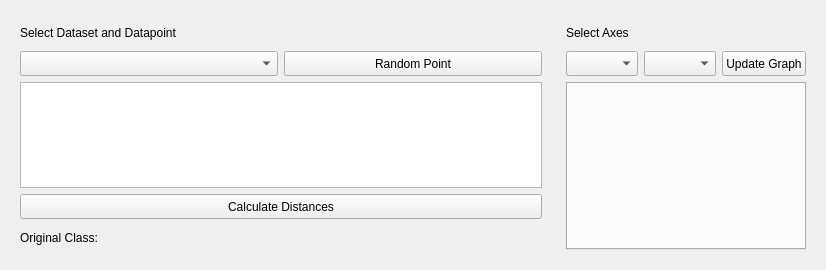
First picture: the form in ui/CounterfactualInterface/CounterfactualIterable/CounterfactualInterfaceIterable.ui, repository vidalt/OCEAN, before the edit.
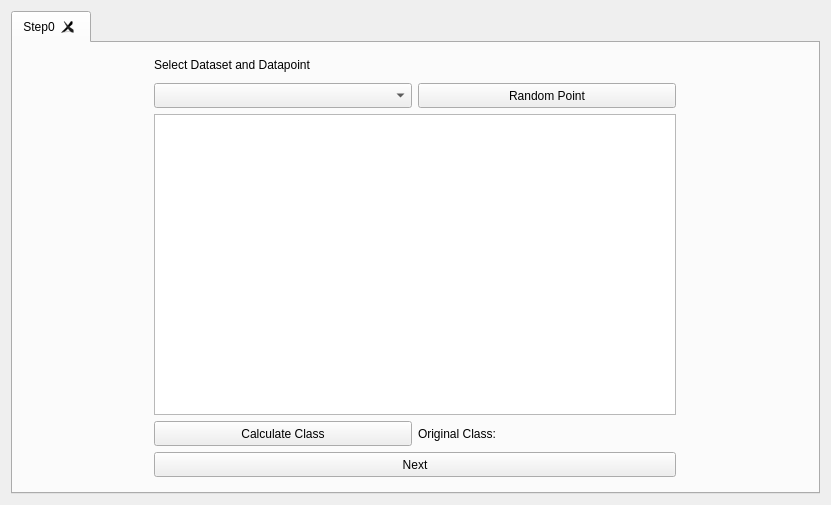
Second picture: the form after the edit.

Commit message: implementing the Next function

```diff
--- a/ui/CounterfactualInterface/CounterfactualIterable/CounterfactualInterfaceIterable.ui
+++ b/ui/CounterfactualInterface/CounterfactualIterable/CounterfactualInterfaceIterable.ui
@@ -6,8 +6,8 @@
    <rect>
     <x>0</x>
     <y>0</y>
-    <width>807</width>
-    <height>270</height>
+    <width>831</width>
+    <height>505</height>
    </rect>
   </property>
   <property name="windowTitle">
@@ -15,6 +15,31 @@
   </property>
   <layout class="QHBoxLayout" name="horizontalLayout">
    <item>
+    <widget class="QTabWidget" name="tabWidget">
+     <property name="currentIndex">
+      <number>0</number>
+     </property>
+     <property name="tabsClosable">
+      <bool>true</bool>
+     </property>
+     <widget class="QWidget" name="tab">
+      <attribute name="title">
+       <string>Step0</string>
+      </attribute>
+      <layout class="QHBoxLayout" name="horizontalLayout_3">
+       <property name="leftMargin">
+        <number>0</number>
+       </property>
+       <property name="topMargin">
+        <number>0</number>
+       </property>
+       <property name="rightMargin">
+        <number>0</number>
+       </property>
+       <property name="bottomMargin">
+        <number>0</number>
+       </property>
+       <item>
     <widget class="QWidget" name="widgetContainerDataset" native="true">
      <property name="sizePolicy">
       <sizepolicy hsizetype="Preferred" vsizetype="Preferred">
@@ -108,7 +133,22 @@
        <widget class="QListWidget" name="listWidgetSelectedPoint"/>
       </item>
       <item>
-       <widget class="QPushButton" name="pushButtonCalculateDistances">
+           <widget class="QWidget" name="widget" native="true">
+            <layout class="QHBoxLayout" name="horizontalLayout_9">
+             <property name="leftMargin">
+              <number>0</number>
+             </property>
+             <property name="topMargin">
+              <number>0</number>
+             </property>
+             <property name="rightMargin">
+              <number>0</number>
+             </property>
+             <property name="bottomMargin">
+              <number>0</number>
+             </property>
+             <item>
+              <widget class="QPushButton" name="pushButtonCalculateClass">
         <property name="minimumSize">
          <size>
           <width>0</width>
@@ -116,25 +156,10 @@
          </size>
         </property>
         <property name="text">
-         <string>Calculate Distances</string>
+                <string>Calculate Class</string>
         </property>
        </widget>
       </item>
-      <item>
-       <widget class="QWidget" name="widgetContainerClass" native="true">
-        <layout class="QHBoxLayout" name="horizontalLayout_4">
-         <property name="leftMargin">
-          <number>0</number>
-         </property>
-         <property name="topMargin">
-          <number>0</number>
-         </property>
-         <property name="rightMargin">
-          <number>0</number>
-         </property>
-         <property name="bottomMargin">
-          <number>0</number>
-         </property>
          <item>
           <widget class="QLabel" name="labelOriginalClass">
            <property name="minimumSize">
@@ -143,6 +168,12 @@
              <height>25</height>
             </size>
            </property>
+               <property name="maximumSize">
+                <size>
+                 <width>16777215</width>
+                 <height>25</height>
+                </size>
+               </property>
            <property name="text">
             <string>Original Class:</string>
            </property>
@@ -151,40 +182,22 @@
         </layout>
        </widget>
       </item>
-     </layout>
-    </widget>
-   </item>
    <item>
-    <widget class="QWidget" name="widgetContainerCanvas" native="true">
-     <layout class="QVBoxLayout" name="verticalLayout">
-      <item>
-       <widget class="QLabel" name="labelSelectAxes">
+           <widget class="QPushButton" name="pushButtonNext">
         <property name="minimumSize">
          <size>
           <width>0</width>
           <height>25</height>
          </size>
         </property>
-        <property name="maximumSize">
-         <size>
-          <width>16777215</width>
-          <height>25</height>
-         </size>
-        </property>
         <property name="text">
-         <string>Select Axes</string>
+             <string>Next</string>
         </property>
        </widget>
       </item>
       <item>
-       <widget class="QWidget" name="widgetContainerAxes" native="true">
-        <property name="maximumSize">
-         <size>
-          <width>16777215</width>
-          <height>25</height>
-         </size>
-        </property>
-        <layout class="QHBoxLayout" name="horizontalLayout_3">
+           <widget class="QWidget" name="widgetContainerClass" native="true">
+            <layout class="QHBoxLayout" name="horizontalLayout_4">
          <property name="leftMargin">
           <number>0</number>
          </property>
@@ -197,50 +210,14 @@
          <property name="bottomMargin">
           <number>0</number>
          </property>
-         <item>
-          <widget class="QComboBox" name="comboBoxAxisX">
-           <property name="minimumSize">
-            <size>
-             <width>0</width>
-             <height>25</height>
-            </size>
-           </property>
-          </widget>
-         </item>
-         <item>
-          <widget class="QComboBox" name="comboBoxAxisY">
-           <property name="minimumSize">
-            <size>
-             <width>0</width>
-             <height>25</height>
-            </size>
-           </property>
-          </widget>
-         </item>
-         <item>
-          <widget class="QPushButton" name="pushButtonUpdateGraph">
-           <property name="minimumSize">
-            <size>
-             <width>0</width>
-             <height>25</height>
-            </size>
-           </property>
-           <property name="text">
-            <string>Update Graph</string>
-           </property>
-          </widget>
-         </item>
+            </layout>
+           </widget>
+          </item>
         </layout>
        </widget>
       </item>
-      <item>
-       <widget class="QTabWidget" name="tabWidgetContainerCanvas">
-        <property name="tabsClosable">
-         <bool>true</bool>
-        </property>
-       </widget>
-      </item>
-     </layout>
+      </layout>
+     </widget>
     </widget>
    </item>
   </layout>
```
Lines whose indentation alone changed are shown as unchanged. The commit also changes 14 other files.
